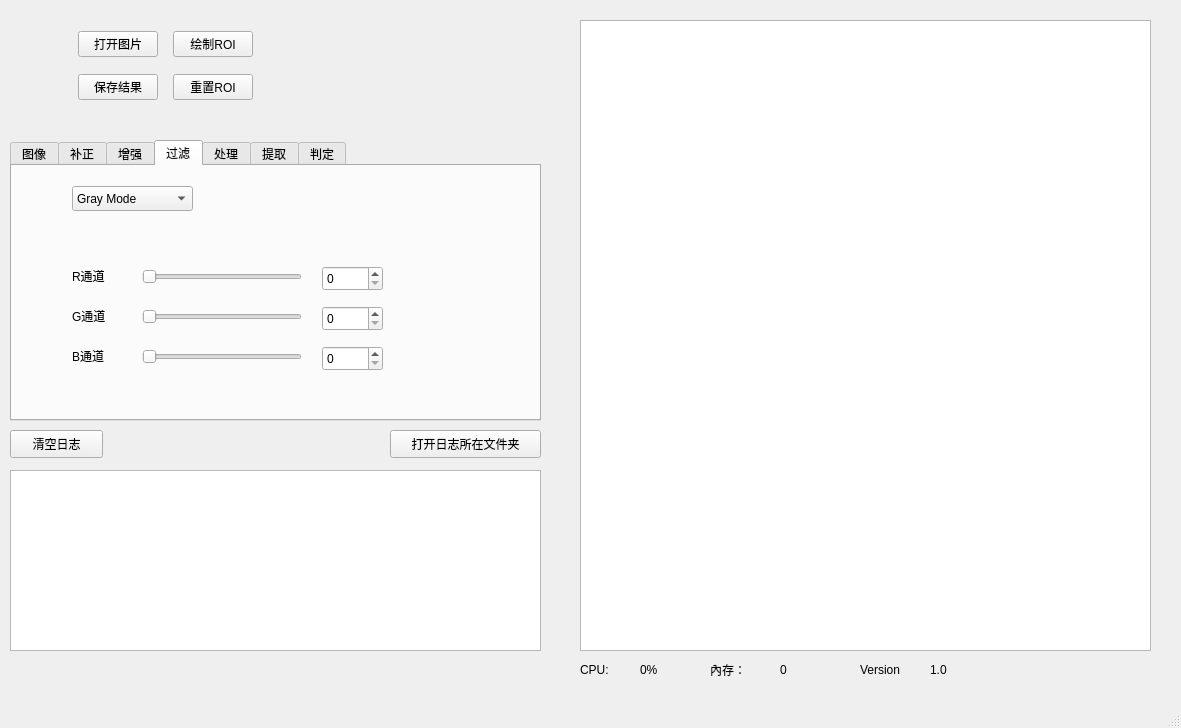
Before: the Qt Designer form mainwindow.ui in xiaoyuan1021/MyTool, drawn with Qt 5.
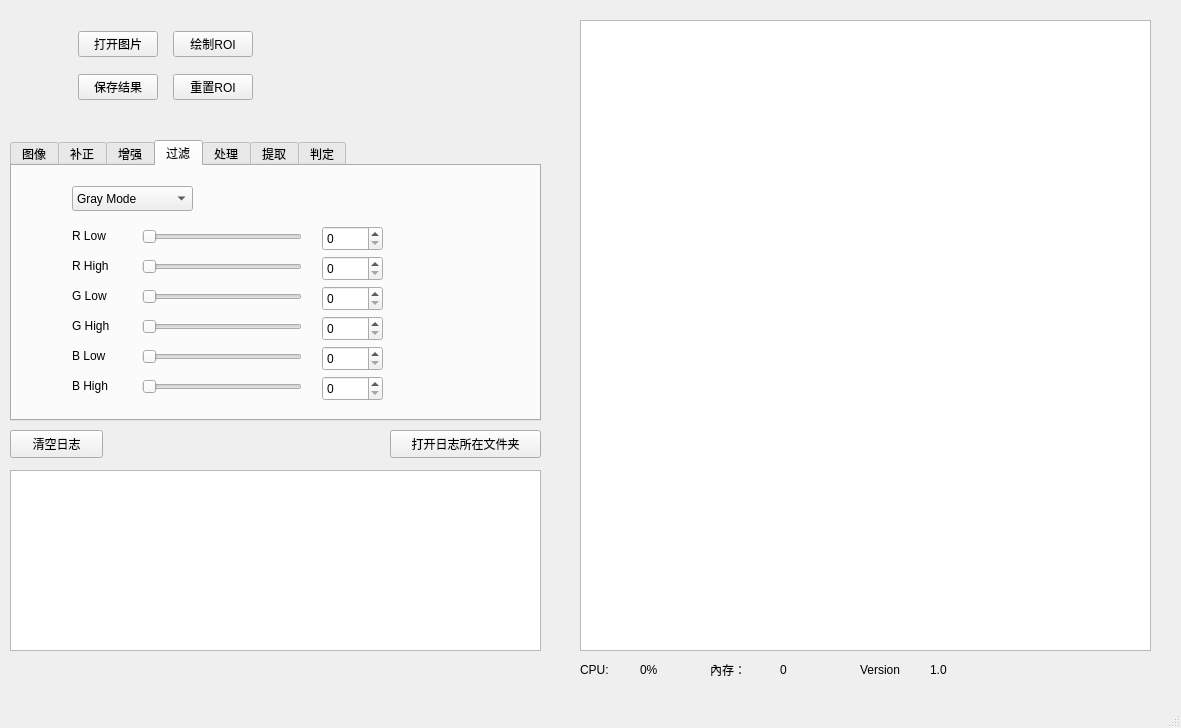
After: the same form once the commit is applied. The open tabs and pages were chosen to show the change. Custom widgets are drawn as their Qt base class.

What changed in the file:
```diff
--- a/mainwindow.ui
+++ b/mainwindow.ui
@@ -424,9 +424,9 @@
       <property name="geometry">
        <rect>
         <x>40</x>
-        <y>70</y>
+        <y>50</y>
         <width>361</width>
-        <height>161</height>
+        <height>191</height>
        </rect>
       </property>
       <property name="currentIndex">
@@ -571,7 +571,7 @@
         <property name="geometry">
          <rect>
           <x>90</x>
-          <y>30</y>
+          <y>10</y>
           <width>160</width>
           <height>22</height>
          </rect>
@@ -584,7 +584,7 @@
         <property name="geometry">
          <rect>
           <x>90</x>
-          <y>70</y>
+          <y>130</y>
           <width>160</width>
           <height>22</height>
          </rect>
@@ -597,7 +597,7 @@
         <property name="geometry">
          <rect>
           <x>90</x>
-          <y>110</y>
+          <y>160</y>
           <width>160</width>
           <height>22</height>
          </rect>
@@ -610,46 +610,46 @@
         <property name="geometry">
          <rect>
           <x>20</x>
-          <y>30</y>
+          <y>10</y>
           <width>51</width>
           <height>19</height>
          </rect>
         </property>
         <property name="text">
-         <string>R通道</string>
+         <string>R Low</string>
         </property>
        </widget>
        <widget class="QLabel" name="label_20">
         <property name="geometry">
          <rect>
           <x>20</x>
-          <y>70</y>
+          <y>130</y>
           <width>51</width>
           <height>19</height>
          </rect>
         </property>
         <property name="text">
-         <string>G通道</string>
+         <string>B Low</string>
         </property>
        </widget>
        <widget class="QLabel" name="label_21">
         <property name="geometry">
          <rect>
           <x>20</x>
-          <y>110</y>
+          <y>160</y>
           <width>51</width>
           <height>19</height>
          </rect>
         </property>
         <property name="text">
-         <string>B通道</string>
+         <string>B High</string>
         </property>
        </widget>
        <widget class="QSpinBox" name="spinBox_rgb_R">
         <property name="geometry">
          <rect>
           <x>270</x>
-          <y>30</y>
+          <y>10</y>
           <width>61</width>
           <height>25</height>
          </rect>
@@ -659,22 +659,130 @@
         <property name="geometry">
          <rect>
           <x>270</x>
+          <y>130</y>
+          <width>61</width>
+          <height>25</height>
+         </rect>
+        </property>
+       </widget>
+       <widget class="QSpinBox" name="spinBox_rgb_B_High">
+        <property name="geometry">
+         <rect>
+          <x>270</x>
+          <y>160</y>
+          <width>61</width>
+          <height>25</height>
+         </rect>
+        </property>
+       </widget>
+       <widget class="QLabel" name="label_30">
+        <property name="geometry">
+         <rect>
+          <x>20</x>
+          <y>40</y>
+          <width>51</width>
+          <height>19</height>
+         </rect>
+        </property>
+        <property name="text">
+         <string>R High</string>
+        </property>
+       </widget>
+       <widget class="QSpinBox" name="spinBox_rgb_R_High">
+        <property name="geometry">
+         <rect>
+          <x>270</x>
+          <y>40</y>
+          <width>61</width>
+          <height>25</height>
+         </rect>
+        </property>
+       </widget>
+       <widget class="QSlider" name="Slider_rgb_R_High">
+        <property name="geometry">
+         <rect>
+          <x>90</x>
+          <y>40</y>
+          <width>160</width>
+          <height>22</height>
+         </rect>
+        </property>
+        <property name="orientation">
+         <enum>Qt::Orientation::Horizontal</enum>
+        </property>
+       </widget>
+       <widget class="QSpinBox" name="spinBox_rgb_G_Low">
+        <property name="geometry">
+         <rect>
+          <x>270</x>
           <y>70</y>
           <width>61</width>
           <height>25</height>
          </rect>
         </property>
        </widget>
-       <widget class="QSpinBox" name="spinBox_rgb_B">
+       <widget class="QLabel" name="label_31">
         <property name="geometry">
          <rect>
+          <x>20</x>
+          <y>70</y>
+          <width>51</width>
+          <height>19</height>
+         </rect>
+        </property>
+        <property name="text">
+         <string>G Low</string>
+        </property>
+       </widget>
+       <widget class="QSlider" name="Slider_rgb_G_Low">
+        <property name="geometry">
+         <rect>
+          <x>90</x>
+          <y>70</y>
+          <width>160</width>
+          <height>22</height>
+         </rect>
+        </property>
+        <property name="orientation">
+         <enum>Qt::Orientation::Horizontal</enum>
+        </property>
+       </widget>
+       <widget class="QSpinBox" name="spinBox_rgb_G_High">
+        <property name="geometry">
+         <rect>
           <x>270</x>
-          <y>110</y>
+          <y>100</y>
           <width>61</width>
           <height>25</height>
          </rect>
         </property>
        </widget>
+       <widget class="QLabel" name="label_32">
+        <property name="geometry">
+         <rect>
+          <x>20</x>
+          <y>100</y>
+          <width>51</width>
+          <height>19</height>
+         </rect>
+        </property>
+        <property name="text">
+         <string>G High</string>
+        </property>
+       </widget>
+       <widget class="QSlider" name="Slider_rgb_G_High">
+        <property name="geometry">
+         <rect>
+          <x>90</x>
+          <y>100</y>
+          <width>160</width>
+          <height>22</height>
+         </rect>
+        </property>
+        <property name="orientation">
+         <enum>Qt::Orientation::Horizontal</enum>
+        </property>
+       </widget>
       </widget>
       <widget class="QWidget" name="page_3">
        <widget class="QSlider" name="Slider_hsv_H">
```
Left out of the diff: 144 changed lines with no effect on the pictures.
